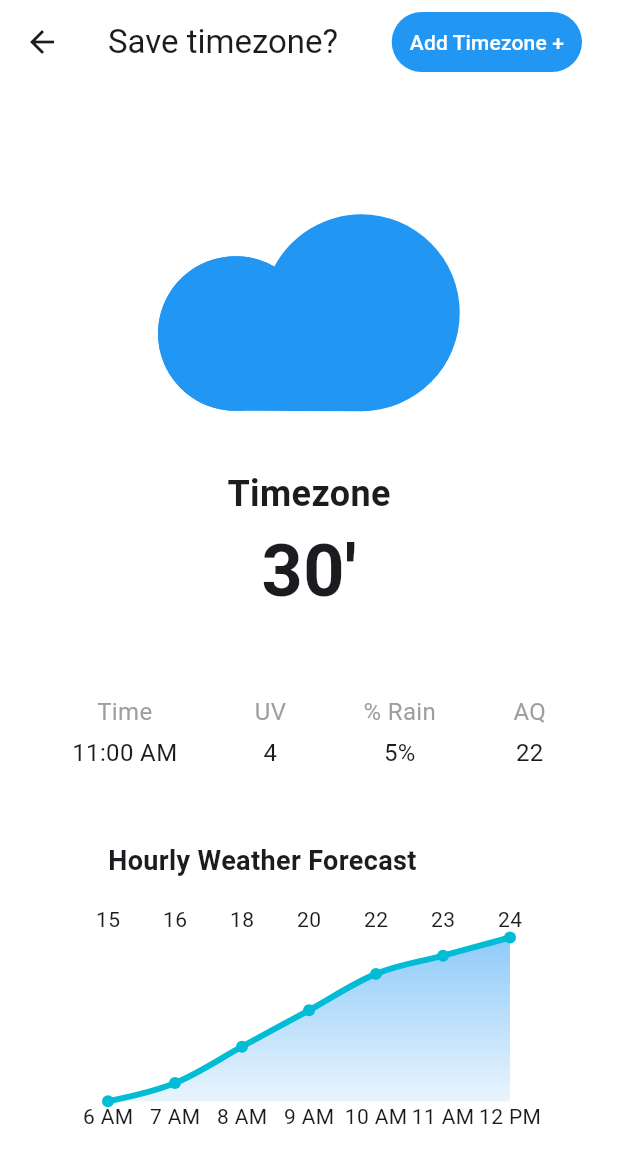
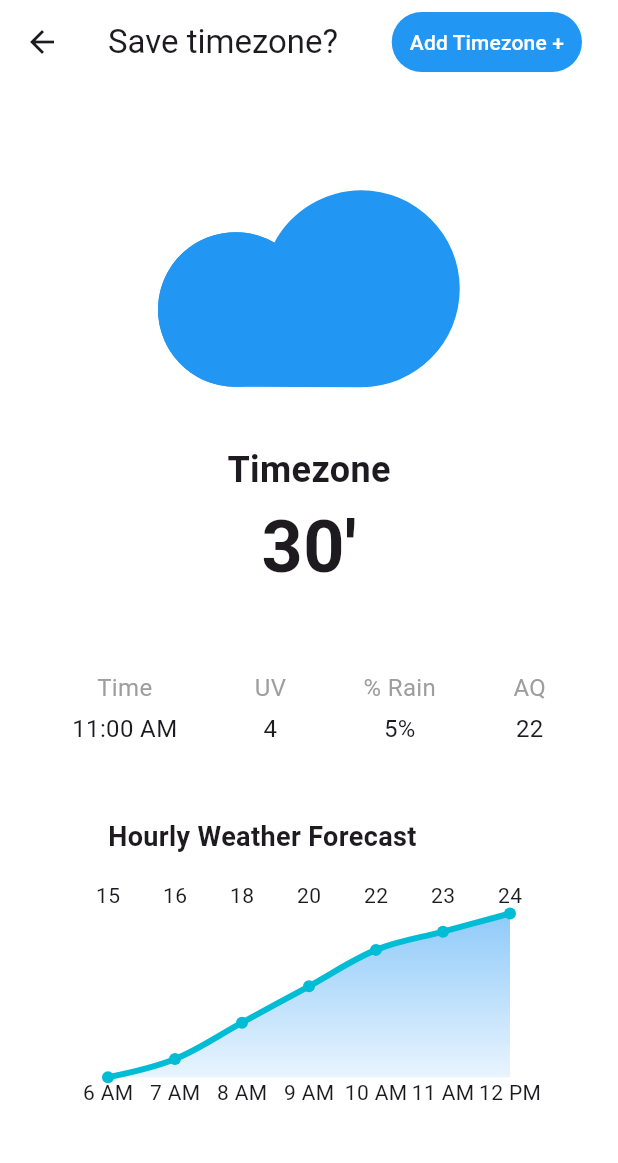
Before and after one commit to fn-faisal/flutter-weather, a Flutter app: the TimezonePageTemplate screen opened directly, on a phone screen of 412 x 824 dp. Shown: the top 1163 px of the screen. Run offline on Flutter 3.47's test engine with Material 3 defaults, Android fonts, the phone set to English and light mode, and no system bars; drawn by our look-alikes of fl_chart; our stand-ins replace carousel_slider, dio, dots_indicator, flutter_dotenv, flutter_svg, retrofit and 1 more; missing offline and left inert: debounce_throttle; accounts and stored records are empty; generated files the repository leaves out were written again.

Commit message:
Fixed other page

```diff
--- a/lib/presentation/templates/timezone_page_template.dart
+++ b/lib/presentation/templates/timezone_page_template.dart
@@ -36,16 +36,12 @@ class TimezonePageTemplate extends StatelessWidget {
           )
         ],
       ),
-      body: const Wrap(
-        children: [
-          Padding(
-            padding: EdgeInsets.symmetric(
-              vertical: Sizes.md,
-              horizontal: Sizes.xl
-            ),
-            child: ForecastDetail(),
-          ),
-        ],
+      body: const Padding(
+        padding: EdgeInsets.symmetric(
+          // vertical: Sizes.md,
+          horizontal: Sizes.xl
+        ),
+        child: ForecastDetail(),
       ),
     );
   }
```
